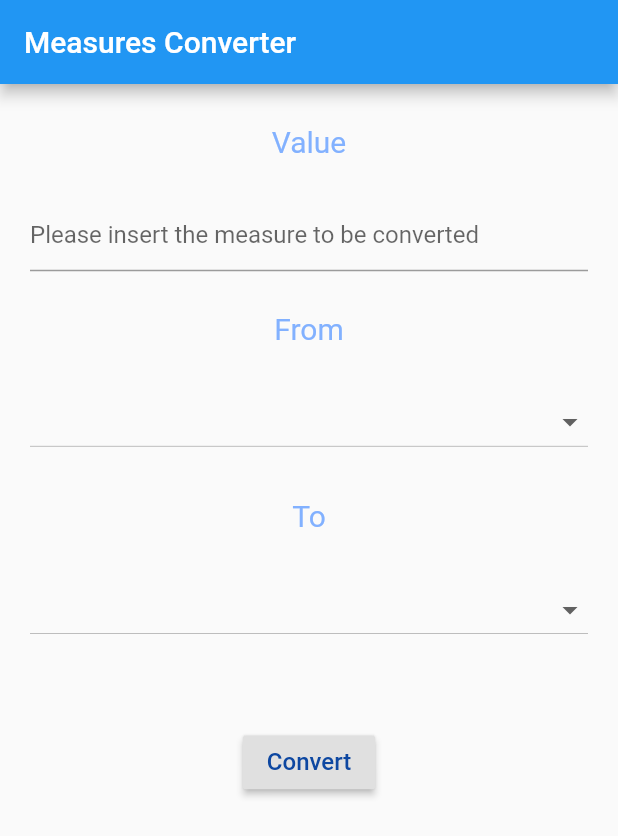
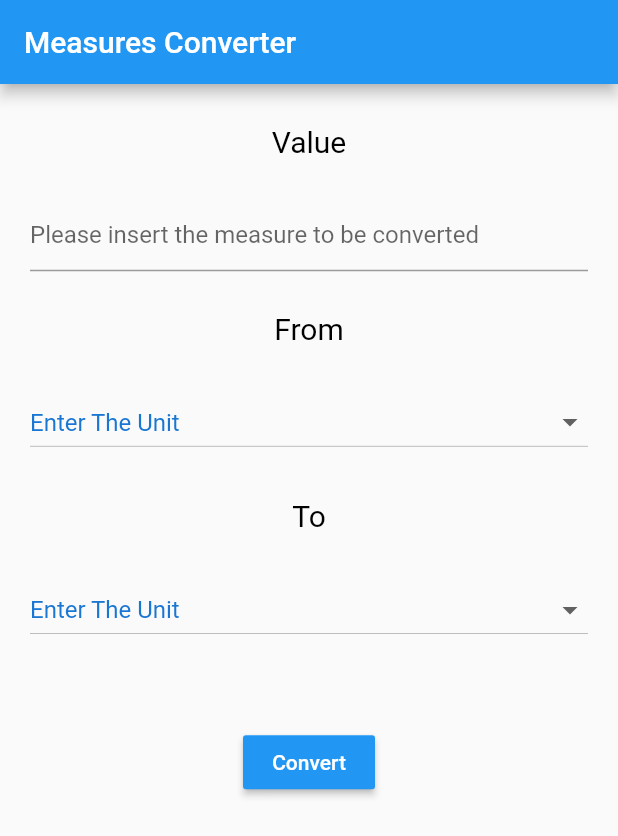
Before and after one commit to azim2429/Measure-Converter, a Flutter app: the screen it shows after launch, on a phone screen of 412 x 824 dp. Shown: the top 836 px of the screen. Run offline on Flutter 3.47's test engine with Material 2 defaults, Android fonts, the phone set to English and light mode, and no system bars.

Commit message:
UI Improvement

```diff
--- a/lib/main.dart
+++ b/lib/main.dart
@@ -10,12 +10,12 @@ class MyApp extends StatefulWidget {
 class _MyAppState extends State<MyApp> {
   final TextStyle inputStyle = TextStyle(
     fontSize: 16,
-    color: Colors.blue[900],
+    color: Colors.blue[700],
   );
 
   final TextStyle labelStyle = TextStyle(
     fontSize: 20,
-    color: Colors.blueAccent[100],
+    color: Colors.black,
   );
   String _startMeasure;
   String _convertedMeasure;
@@ -117,6 +117,8 @@ class _MyAppState extends State<MyApp> {
               ),
               Spacer(),
               DropdownButton(
+                style: inputStyle,
+                hint: Text("Enter The Unit",style: inputStyle,),
                 isExpanded: true,
                 items: _measures.map((String value) {
                   return DropdownMenuItem<String>(
@@ -140,6 +142,7 @@ class _MyAppState extends State<MyApp> {
               Spacer(),
               DropdownButton(
                 isExpanded: true,
+                hint: Text("Enter The Unit",style: inputStyle,),
                 style: inputStyle,
                 items: _measures.map((String value) {
                   return DropdownMenuItem<String>(
@@ -163,7 +166,8 @@ class _MyAppState extends State<MyApp> {
                 flex: 2,
               ),
               RaisedButton(
-                child: Text('Convert', style: inputStyle),
+                color: Colors.blue,
+                child: Text('Convert', style: TextStyle(color: Colors.white)),
                 onPressed: () {
                   if (_startMeasure.isEmpty || _convertedMeasure.isEmpty ||
                       _numberForm==0) {
```
